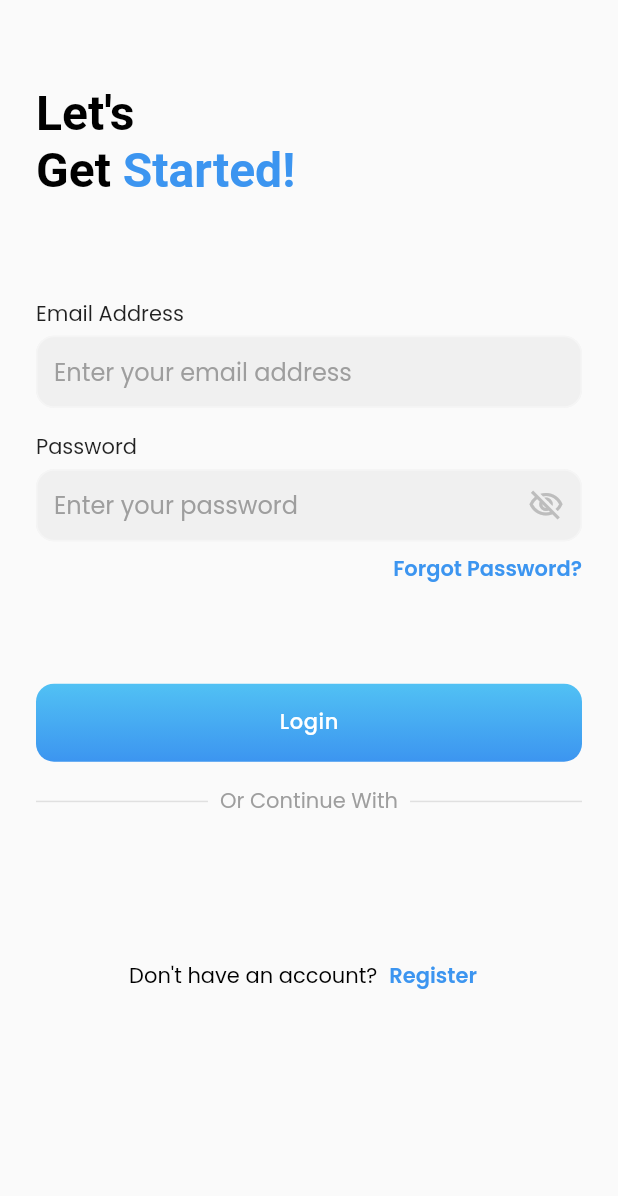
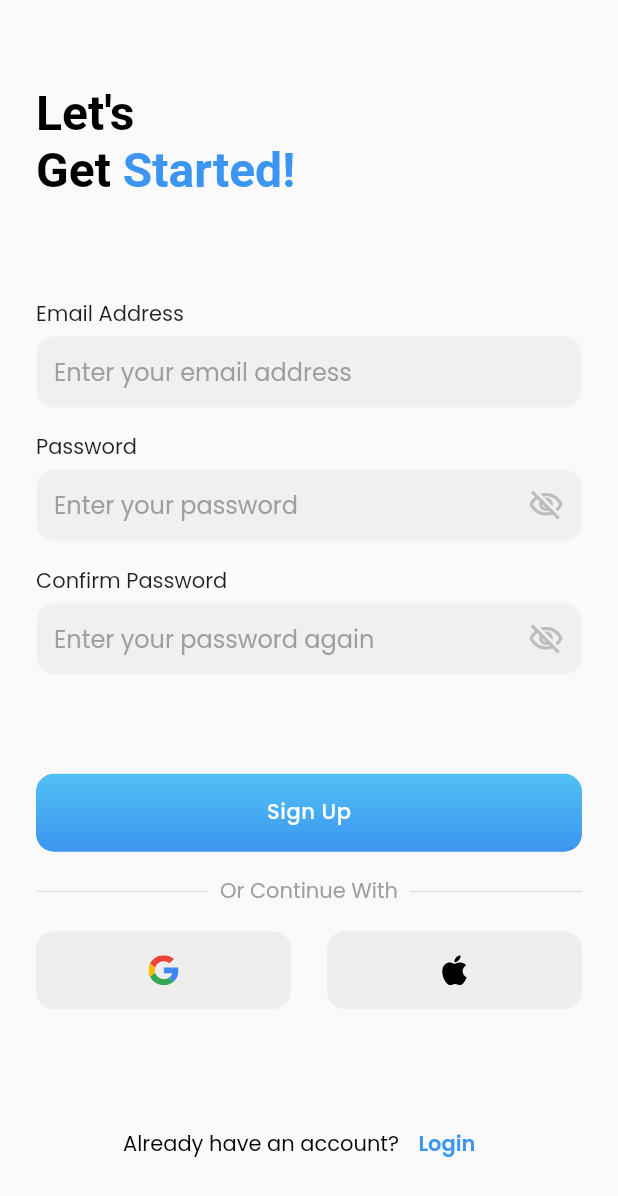
Before and after one commit to umarsadiqi/ozare-latest, a Flutter app: the screen it shows after launch, after a tap on "Register", on a phone screen of 412 x 824 dp. Shown: the top 1196 px of the screen. Run offline on Flutter 3.47's test engine with Material 2 defaults, Android fonts, the phone set to English and light mode, and no system bars; our stand-ins replace carousel_slider, dotted_border, dotted_line, firebase_core, flutter_bloc, flutter_svg and 1 more; accounts and stored records are empty.

Commit message:
sign in page added

```diff
--- a/lib/features/auth/view/signin_page.dart
+++ b/lib/features/auth/view/signin_page.dart
@@ -12,6 +12,7 @@ class SigninPage extends StatefulWidget {
 class _SigninPageState extends State<SigninPage> {
   final emailController = TextEditingController();
   final passwordController = TextEditingController();
+  final confirmPasswordController = TextEditingController();
 
   @override
   void dispose() {
@@ -19,6 +20,8 @@ class _SigninPageState extends State<SigninPage> {
     passwordController.dispose();
     super.dispose();
   }
+
+  bool isLogin = true;
 
   @override
   Widget build(BuildContext context) {
@@ -69,7 +72,15 @@ class _SigninPageState extends State<SigninPage> {
                 labelText: 'Password',
                 isPassword: true,
               ),
-              const SizedBox(height: 8),
+              const SizedBox(height: 16),
+              if (!isLogin)
+                InputField(
+                  controller: confirmPasswordController,
+                  hintText: 'Enter your password again',
+                  labelText: 'Confirm Password',
+                  isPassword: true,
+                ),
+              if (isLogin)
                 const Align(
                   alignment: Alignment.centerRight,
                   child: Text(
@@ -86,7 +97,7 @@ class _SigninPageState extends State<SigninPage> {
               SizedBox(height: size.height * 0.08),
               OButton(
                 onTap: () {},
-                label: 'Login',
+                label: isLogin ? 'Login' : 'Sign Up',
               ),
               const SizedBox(height: 16),
 
@@ -121,24 +132,42 @@ class _SigninPageState extends State<SigninPage> {
 
               /// Social Buttons
 
+              Row(
+                children: [
+                  Expanded(
+                      child: OButton.icon(
+                          onTap: () {}, iconPath: 'assets/icons/google.svg')),
+                  const SizedBox(width: 24),
+                  Expanded(
+                      child: OButton.icon(
+                          onTap: () {}, iconPath: 'assets/icons/apple.svg')),
+                ],
+              ),
+
               ///
               SizedBox(height: size.height * 0.08),
 
               Row(
                 mainAxisAlignment: MainAxisAlignment.center,
                 children: [
-                  const Text(
-                    "Don't have an account?",
-                    style: TextStyle(
+                  Text(
+                    isLogin
+                        ? "Don't have an account?"
+                        : "Already have an account?",
+                    style: const TextStyle(
                       color: Colors.black,
                       fontSize: 14,
                     ),
                   ),
                   TextButton(
-                    onPressed: () {},
-                    child: const Text(
-                      'Register',
-                      style: TextStyle(
+                    onPressed: () {
+                      setState(() {
+                        isLogin = !isLogin;
+                      });
+                    },
+                    child: Text(
+                      isLogin ? 'Register' : 'Login',
+                      style: const TextStyle(
                         color: primary2Color,
                         fontSize: 14,
                         fontWeight: FontWeight.w600,
--- a/lib/features/auth/widgets/o_button.dart
+++ b/lib/features/auth/widgets/o_button.dart
@@ -1,4 +1,5 @@
 import 'package:flutter/material.dart';
+import 'package:flutter_svg/flutter_svg.dart';
 import 'package:ozare/consts.dart';
 
 class OButton extends StatelessWidget {
@@ -6,32 +7,44 @@ class OButton extends StatelessWidget {
     super.key,
     required this.onTap,
     required this.label,
-  });
+  })  : iconPath = '',
+        isIcon = false;
+
+  const OButton.icon({
+    super.key,
+    required this.onTap,
+    required this.iconPath,
+  })  : label = '',
+        isIcon = true;
 
   final VoidCallback onTap;
   final String label;
+  final String iconPath;
+  final bool isIcon;
 
   @override
   Widget build(BuildContext context) {
-    final size = MediaQuery.of(context).size;
     return GestureDetector(
-      onTap: () {},
+      onTap: onTap,
       child: Container(
         height: 52,
-        width: size.width,
+        width: double.infinity,
         decoration: BoxDecoration(
-          gradient: gradient,
+          color: isIcon ? Colors.grey[200] : null,
+          gradient: isIcon ? null : gradient,
           borderRadius: BorderRadius.circular(12),
         ),
-        child: const Center(
-          child: Text(
-            'Login',
-            style: TextStyle(
-              color: Colors.white,
-              fontWeight: FontWeight.w500,
-              letterSpacing: 0.4,
-            ),
-          ),
+        child: Center(
+          child: isIcon
+              ? SvgPicture.asset(iconPath)
+              : Text(
+                  label,
+                  style: const TextStyle(
+                    color: Colors.white,
+                    fontWeight: FontWeight.w500,
+                    letterSpacing: 0.4,
+                  ),
+                ),
         ),
       ),
     );
--- a/lib/main.dart
+++ b/lib/main.dart
@@ -1,12 +1,15 @@
+import 'package:firebase_core/firebase_core.dart';
 import 'package:flutter/material.dart';
 import 'package:flutter_bloc/flutter_bloc.dart';
 import 'package:ozare/app/app.dart';
 import 'package:ozare/app/app_bloc_observer.dart';
+import 'package:ozare/firebase_options.dart';
 
-void main() {
+void main() async {
   // Widgets Binding
   WidgetsFlutterBinding.ensureInitialized();
   // Initalize Firebase App
+  await Firebase.initializeApp(options: DefaultFirebaseOptions.currentPlatform);
 
   Bloc.observer = AppBlocObserver();
   runApp(const App());
```
Also changed, not shown: assets/icons/apple.svg (added), assets/icons/google.svg (added). Lines whose indentation alone changed are shown as unchanged.
